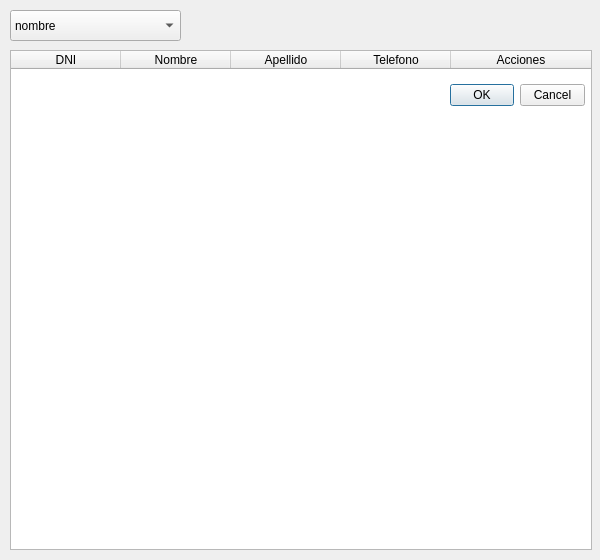
Old version of the form View/displyappointment.ui in the repository BermudezK/consultsoft.
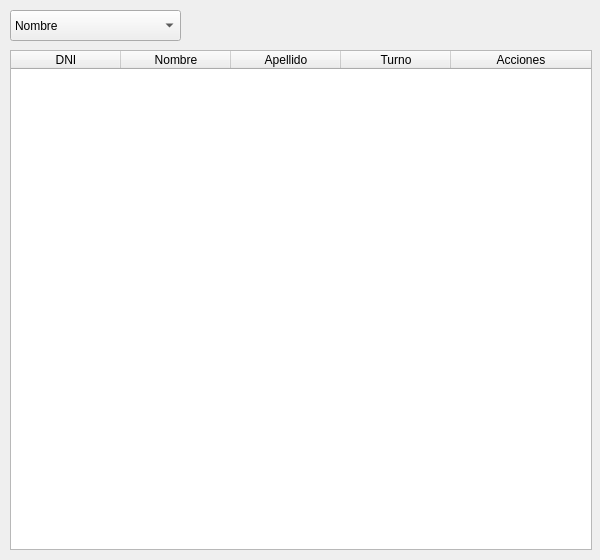
New version of the form.

Patch:
```diff
--- a/View/displyappointment.ui
+++ b/View/displyappointment.ui
@@ -69,7 +69,7 @@
    </column>
    <column>
     <property name="text">
-     <string>Telefono</string>
+     <string>Turno</string>
     </property>
    </column>
    <column>
@@ -78,43 +78,6 @@
     </property>
    </column>
   </widget>
-  <widget class="QDialogButtonBox" name="buttonBox">
-   <property name="geometry">
-    <rect>
-     <x>450</x>
-     <y>80</y>
-     <width>135</width>
-     <height>30</height>
-    </rect>
-   </property>
-   <property name="minimumSize">
-    <size>
-     <width>130</width>
-     <height>0</height>
-    </size>
-   </property>
-   <property name="font">
-    <font>
-     <stylestrategy>PreferDefault</stylestrategy>
-     <kerning>true</kerning>
-    </font>
-   </property>
-   <property name="focusPolicy">
-    <enum>Qt::NoFocus</enum>
-   </property>
-   <property name="contextMenuPolicy">
-    <enum>Qt::ActionsContextMenu</enum>
-   </property>
-   <property name="orientation">
-    <enum>Qt::Horizontal</enum>
-   </property>
-   <property name="standardButtons">
-    <set>QDialogButtonBox::Cancel|QDialogButtonBox::Ok</set>
-   </property>
-   <property name="centerButtons">
-    <bool>false</bool>
-   </property>
-  </widget>
   <widget class="QComboBox" name="comboBox">
    <property name="geometry">
     <rect>
@@ -126,7 +89,22 @@
    </property>
    <item>
     <property name="text">
-     <string>nombre</string>
+     <string>Nombre</string>
+    </property>
+   </item>
+   <item>
+    <property name="text">
+     <string>Apellido</string>
+    </property>
+   </item>
+   <item>
+    <property name="text">
+     <string>Fecha</string>
+    </property>
+   </item>
+   <item>
+    <property name="text">
+     <string>Acciones</string>
     </property>
    </item>
   </widget>
```
